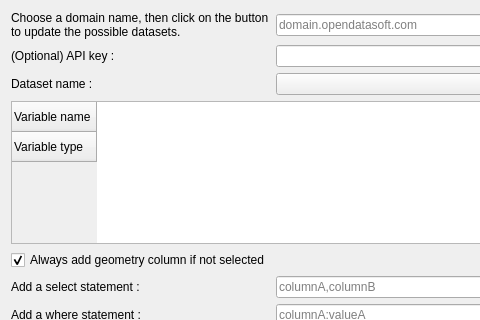
The window that plugin_dialog.ui (opendatasoft/qgis-ods-plugin) describes before a commit, drawn with Qt 5; both pictures show x 0 to 480 and y 0 to 320 of the 687 by 449 pixel window.
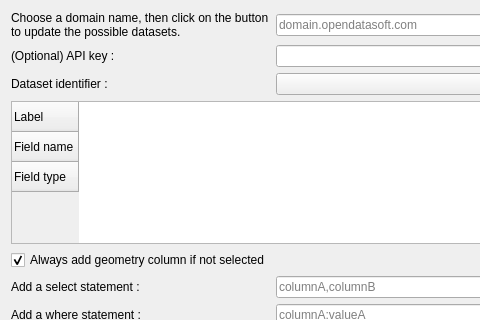
The same window after the commit.

Commit message: label changes + dataset id list in alphabetical order

```diff
--- a/plugin_dialog.ui
+++ b/plugin_dialog.ui
@@ -85,7 +85,7 @@
    <item row="7" column="0">
     <widget class="QLabel" name="datasetLabel">
      <property name="text">
-      <string>Dataset name :</string>
+      <string>Dataset identifier :</string>
      </property>
     </widget>
    </item>
@@ -103,12 +103,17 @@
      </attribute>
      <row>
       <property name="text">
-       <string>Variable name</string>
+       <string>Label</string>
       </property>
      </row>
      <row>
       <property name="text">
-       <string>Variable type</string>
+       <string>Field name</string>
+      </property>
+     </row>
+     <row>
+      <property name="text">
+       <string>Field type</string>
       </property>
      </row>
     </widget>
```
The commit also changes 2 other files.
